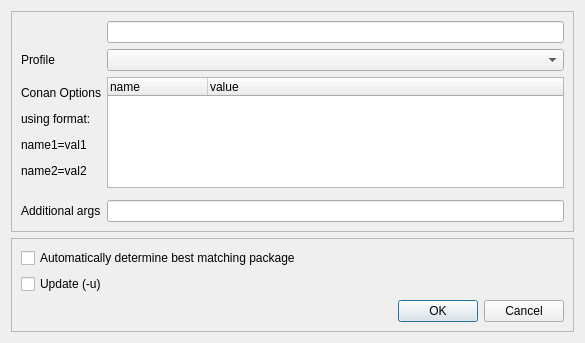
Old version of the form src/conan_app_launcher/ui/dialogs/conan_install/conan_install.ui in the repository goszpeti/conan_explorer.
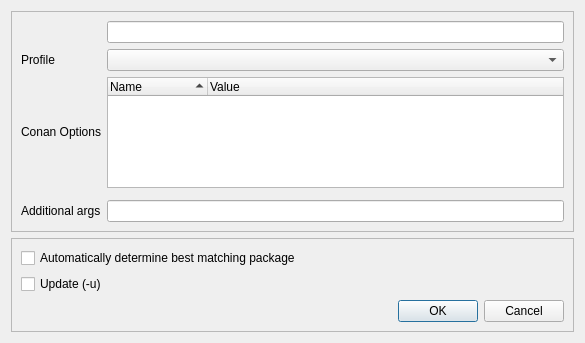
New version of the form. Custom widgets are drawn as their Qt base class.

Commit message: First try to rework options in conan install dialog

What changed in the file:
```diff
--- a/src/conan_app_launcher/ui/dialogs/conan_install/conan_install.ui
+++ b/src/conan_app_launcher/ui/dialogs/conan_install/conan_install.ui
@@ -105,20 +105,29 @@
          </sizepolicy>
         </property>
         <property name="text">
-         <string>&lt;html&gt;&lt;head/&gt;&lt;body&gt;&lt;p&gt;Conan Options&lt;/p&gt;&lt;p&gt;using format: &lt;/p&gt;&lt;p&gt;name1=val1&lt;/p&gt;&lt;p&gt;name2=val2&lt;/p&gt;&lt;/body&gt;&lt;/html&gt;</string>
+         <string>&lt;html&gt;&lt;head/&gt;&lt;body&gt;&lt;p&gt;Conan Options&lt;/p&gt;&lt;/body&gt;&lt;/html&gt;</string>
         </property>
        </widget>
       </item>
       <item row="2" column="1">
        <widget class="QTreeWidget" name="options_widget">
+        <property name="editTriggers">
+         <set>QAbstractItemView::DoubleClicked|QAbstractItemView::EditKeyPressed</set>
+        </property>
+        <property name="sortingEnabled">
+         <bool>true</bool>
+        </property>
+        <property name="wordWrap">
+         <bool>true</bool>
+        </property>
         <column>
          <property name="text">
-          <string>name</string>
+          <string>Name</string>
          </property>
         </column>
         <column>
          <property name="text">
-          <string>value</string>
+          <string>Value</string>
          </property>
         </column>
        </widget>
```
The commit also changes 2 other files.
